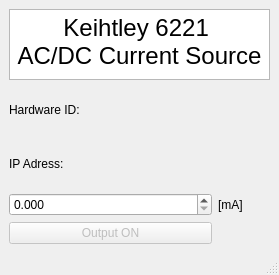
Above: CryostatGUI/Keithley/K6621_main.ui from Cryostat-GUI/Cryostat-GUI before the change. Below: the same form after it.
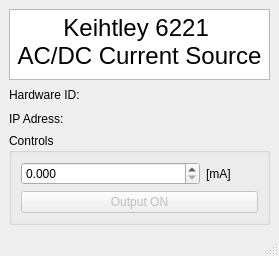
That is the form after the change.

Commit message: update Keithley 6221 GUI window

The edit to the form file:
```diff
--- a/CryostatGUI/Keithley/K6621_main.ui
+++ b/CryostatGUI/Keithley/K6621_main.ui
@@ -7,7 +7,7 @@
     <x>0</x>
     <y>0</y>
     <width>279</width>
-    <height>275</height>
+    <height>256</height>
    </rect>
   </property>
   <property name="windowTitle">
@@ -15,7 +15,7 @@
   </property>
   <widget class="QWidget" name="centralwidget">
    <layout class="QGridLayout" name="gridLayout">
-    <item row="0" column="0" colspan="3">
+    <item row="0" column="0" colspan="2">
      <widget class="QTextBrowser" name="textBrowser_Title">
       <property name="minimumSize">
        <size>
@@ -58,7 +58,7 @@
       </property>
      </widget>
     </item>
-    <item row="1" column="1" colspan="2">
+    <item row="1" column="1">
      <widget class="QLabel" name="hardware_id">
       <property name="minimumSize">
        <size>
@@ -84,7 +84,7 @@
       </property>
      </widget>
     </item>
-    <item row="2" column="1" colspan="2">
+    <item row="2" column="1">
      <widget class="QLabel" name="hardware_IP">
       <property name="minimumSize">
        <size>
@@ -98,6 +98,12 @@
      </widget>
     </item>
     <item row="3" column="0" colspan="2">
+     <widget class="QGroupBox" name="groupSettings">
+      <property name="title">
+       <string>Controls</string>
+      </property>
+      <layout class="QGridLayout" name="gridLayout_2">
+       <item row="0" column="0">
      <widget class="QDoubleSpinBox" name="spinSetCurrent1_mA">
       <property name="decimals">
        <number>3</number>
@@ -113,7 +119,7 @@
       </property>
      </widget>
     </item>
-    <item row="3" column="2">
+       <item row="0" column="1">
      <widget class="QLabel" name="label_12">
       <property name="maximumSize">
        <size>
@@ -126,7 +132,7 @@
       </property>
      </widget>
     </item>
-    <item row="4" column="0" colspan="2">
+       <item row="1" column="0" colspan="2">
      <widget class="QPushButton" name="pushToggleOut_1">
       <property name="enabled">
        <bool>false</bool>
@@ -134,6 +140,9 @@
       <property name="text">
        <string>Output ON</string>
       </property>
+        </widget>
+       </item>
+      </layout>
      </widget>
     </item>
    </layout>
```
Lines whose indentation alone changed are shown as unchanged.
